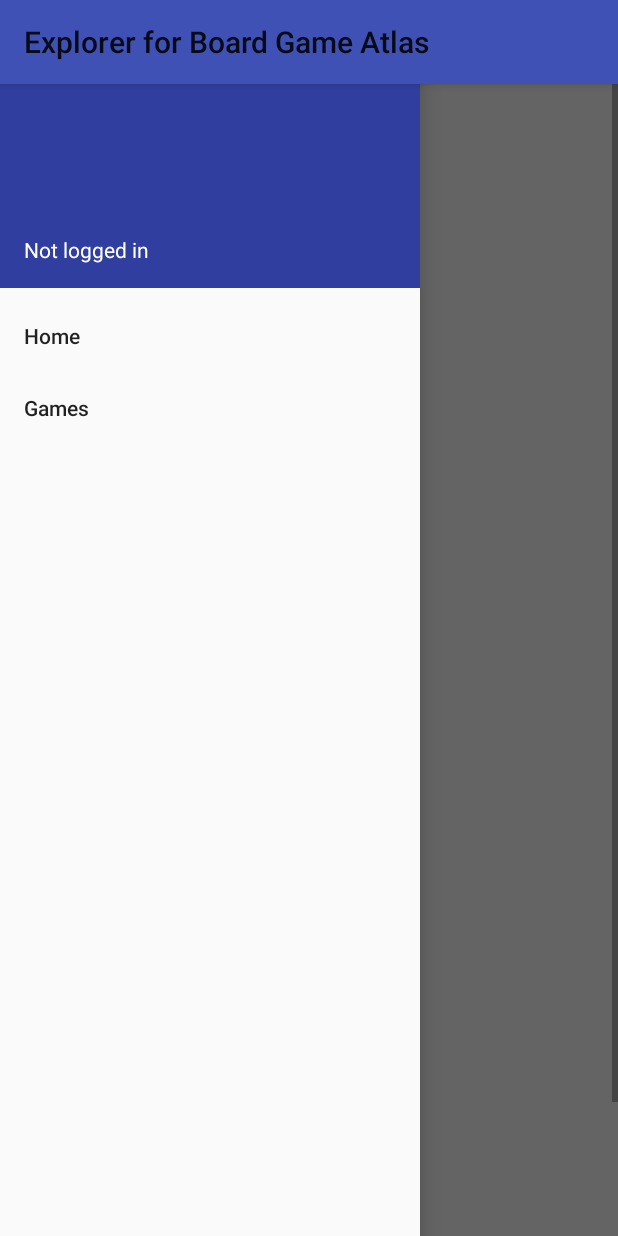
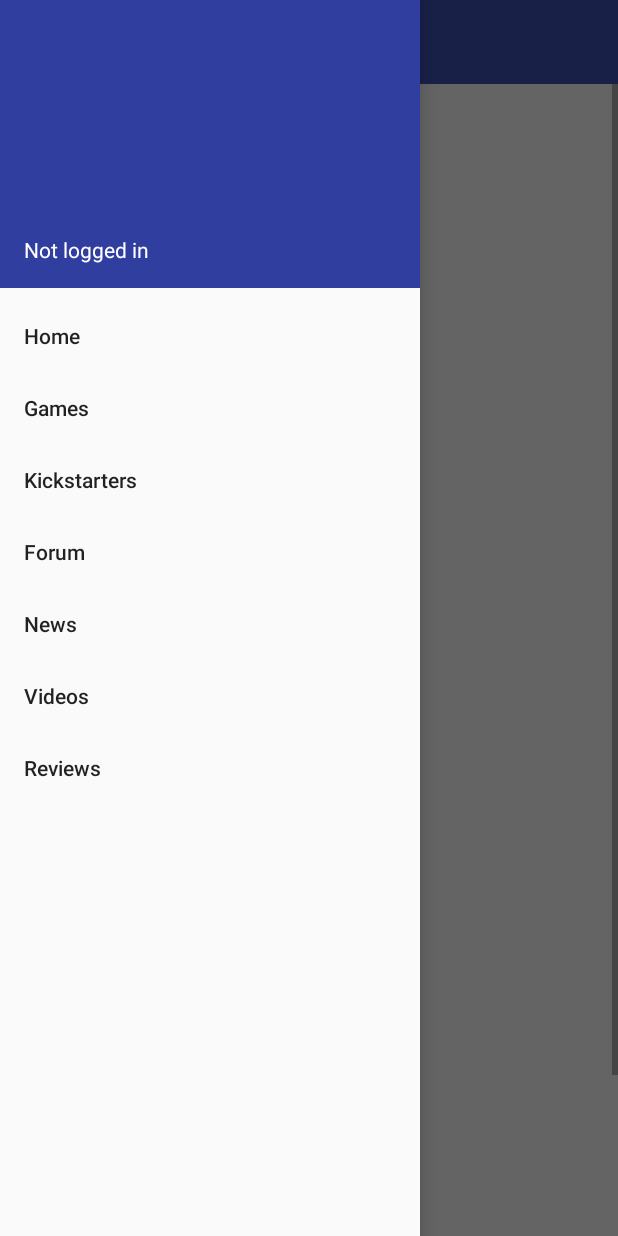
Before and after one commit to piratenaapje/BoardGameAtlas-Android, an Android app: the screen it shows after launch (MainActivity), with the side drawer open, on a phone screen of 412 x 824 dp. Run offline under Robolectric (Android 15) with nearby library versions, the phone set to English and light mode, and no system bars; our stand-ins replace Volley; network calls fail.

Commit message:
minor changes

```diff
--- a/app/src/main/java/com/poofinc/boardgameatlas/core/net/GsonRequest.kt
+++ b/app/src/main/java/com/poofinc/boardgameatlas/core/net/GsonRequest.kt
@@ -1,9 +1,6 @@
 package com.poofinc.boardgameatlas.core.net
 
-import com.android.volley.NetworkResponse
-import com.android.volley.ParseError
-import com.android.volley.Request
-import com.android.volley.Response
+import com.android.volley.*
 import com.android.volley.toolbox.HttpHeaderParser
 import com.google.gson.Gson
 import com.google.gson.JsonSyntaxException
@@ -30,6 +27,11 @@ class GsonRequest<T>(
     private val gson = Gson()
     override fun getHeaders(): MutableMap<String, String> = super.getHeaders()
 
+    init {
+        var retryPolicy = DefaultRetryPolicy(10000, DefaultRetryPolicy.DEFAULT_MAX_RETRIES, DefaultRetryPolicy.DEFAULT_BACKOFF_MULT)
+        setRetryPolicy(retryPolicy)
+    }
+
     override fun deliverResponse(response: T) = listener.onResponse(response)
 
     override fun parseNetworkResponse(response: NetworkResponse?): Response<T> {
--- a/app/src/main/java/com/poofinc/boardgameatlas/ui/MainActivity.kt
+++ b/app/src/main/java/com/poofinc/boardgameatlas/ui/MainActivity.kt
@@ -2,6 +2,10 @@ package com.poofinc.boardgameatlas.ui
 
 import android.support.v7.app.AppCompatActivity
 import android.os.Bundle
+import android.support.v4.view.GravityCompat
+import android.support.v7.app.ActionBar
+import android.support.v7.widget.Toolbar
+import android.view.MenuItem
 import com.android.volley.Response
 import com.poofinc.boardgameatlas.R
 import com.poofinc.boardgameatlas.core.game.SearchRequest
@@ -15,9 +19,34 @@ class MainActivity : AppCompatActivity() {
         super.onCreate(savedInstanceState)
         setContentView(R.layout.activity_main)
 
+        val toolbar: Toolbar = findViewById(R.id.toolbar)
+        setSupportActionBar(toolbar)
+        val actionbar: ActionBar? = supportActionBar
+        actionbar?.apply {
+            setDisplayHomeAsUpEnabled(true)
+            setHomeAsUpIndicator(R.drawable.ic_menu)
+        }
+
         supportFragmentManager.beginTransaction()
                 .add(R.id.fragment_holder, HomeFragment())
                 .commit();
+
+        setTitle("Home", null)
+    }
+    override fun onOptionsItemSelected(item: MenuItem): Boolean {
+        return when (item.itemId) {
+            android.R.id.home -> {
+                drawer_layout.openDrawer(GravityCompat.START)
+                true
+            }
+            else -> super.onOptionsItemSelected(item)
+        }
     }
 
+    fun setTitle(title: String?, subtitle: String?) {
+        supportActionBar?.title = title
+        supportActionBar?.subtitle = subtitle
+    }
+
+
 }
--- a/app/src/main/java/com/poofinc/boardgameatlas/ui/MainFragment.kt
+++ b/app/src/main/java/com/poofinc/boardgameatlas/ui/MainFragment.kt
@@ -9,6 +9,7 @@ import android.view.LayoutInflater
 import android.view.View
 import android.view.ViewGroup
 import android.widget.LinearLayout
+import android.widget.ProgressBar
 import android.widget.TextView
 import com.android.volley.Response
 import com.poofinc.boardgameatlas.R
@@ -28,6 +29,8 @@ abstract class MainFragment : Fragment() {
 
         initializeContent(v.findViewById(R.id.linearLayout), inflater)
 
+
+
         return v
     }
 
@@ -37,9 +40,11 @@ abstract class MainFragment : Fragment() {
             container.findViewById<TextView>(R.id.title).text = request.title
             val recyclerView =  container.findViewById<RecyclerView>(R.id.recyclerview)
             val layoutParams = recyclerView.layoutParams
+            val progress = container.findViewById<ProgressBar>(R.id.progress)
             layoutParams.height = DataType.getHeight(request.type)
             recyclerView.layoutParams = layoutParams
             request.request.onSuccess(Response.Listener {
+                progress.visibility = View.GONE
                 var viewManager = LinearLayoutManager(recyclerView.context, RecyclerView.HORIZONTAL, false)
                 if (it.getItems() != null) {
                     var viewAdapter = RecyclerAdapter(it.getItems()!!, this.activity as Activity)
--- /dev/null
+++ b/app/src/main/res/drawable/ic_menu.xml
@@ -0,0 +1,5 @@
+<vector android:height="24dp" android:tint="#FFFFFF"
+    android:viewportHeight="24.0" android:viewportWidth="24.0"
+    android:width="24dp" xmlns:android="http://schemas.android.com/apk/res/android">
+    <path android:fillColor="#FF000000" android:pathData="M3,18h18v-2L3,16v2zM3,13h18v-2L3,11v2zM3,6v2h18L21,6L3,6z"/>
+</vector>
--- a/app/src/main/res/layout/activity_main.xml
+++ b/app/src/main/res/layout/activity_main.xml
@@ -8,9 +8,25 @@
 
 
     <FrameLayout
+        android:layout_width="match_parent"
+        android:layout_height="match_parent">
+    <FrameLayout
+        android:paddingBottom="10dp"
+        android:paddingTop="?attr/actionBarSize"
         android:id="@+id/fragment_holder"
         android:layout_width="match_parent"
         android:layout_height="match_parent" />
+
+
+
+    <android.support.v7.widget.Toolbar
+        app:titleTextColor="#fff"
+        android:id="@+id/toolbar"
+        android:layout_width="match_parent"
+        android:layout_height="?attr/actionBarSize"
+        android:background="?attr/colorPrimary"
+        android:theme="@style/ThemeOverlay.AppCompat.ActionBar" />
+    </FrameLayout>
 
     <android.support.design.widget.NavigationView
         android:id="@+id/nav_view"
--- a/app/src/main/res/layout/container_recycler_view.xml
+++ b/app/src/main/res/layout/container_recycler_view.xml
@@ -13,6 +13,9 @@
         android:text="@string/trending"
         android:layout_width="match_parent"
         android:layout_height="wrap_content" />
+    <FrameLayout
+        android:layout_width="match_parent"
+        android:layout_height="wrap_content">
     <android.support.v7.widget.RecyclerView
         android:id="@+id/recyclerview"
         android:scrollbars="none"
@@ -22,4 +25,12 @@
         android:paddingRight="10dp"
         android:layout_width="match_parent"
         android:layout_height="@dimen/card_game_height"/>
+
+    <ProgressBar
+        android:layout_gravity="center"
+        android:id="@+id/progress"
+        android:indeterminateOnly="true"
+        android:layout_width="30dp"
+        android:layout_height="30dp" />
+    </FrameLayout>
     </LinearLayout>
--- a/app/src/main/res/menu/drawer_view.xml
+++ b/app/src/main/res/menu/drawer_view.xml
@@ -7,5 +7,21 @@
         <item
             android:id="@+id/games"
             android:title="Games" />
+
+        <item
+            android:id="@+id/kickstarters"
+            android:title="Kickstarters" />
+        <item
+            android:id="@+id/forum"
+            android:title="Forum" />
+        <item
+            android:id="@+id/news"
+            android:title="News" />
+        <item
+            android:id="@+id/videos"
+            android:title="Videos" />
+        <item
+            android:id="@+id/reviews"
+            android:title="Reviews" />
     </group>
 </menu>
--- a/app/src/main/res/values/styles.xml
+++ b/app/src/main/res/values/styles.xml
@@ -1,7 +1,7 @@
 <resources>
 
     <!-- Base application theme. -->
-    <style name="AppTheme" parent="Theme.AppCompat.Light">
+    <style name="AppTheme" parent="Theme.AppCompat.Light.NoActionBar">
         <!-- Customize your theme here. -->
         <item name="colorPrimary">@color/colorPrimary</item>
         <item name="colorPrimaryDark">@color/colorPrimaryDark</item>
```
